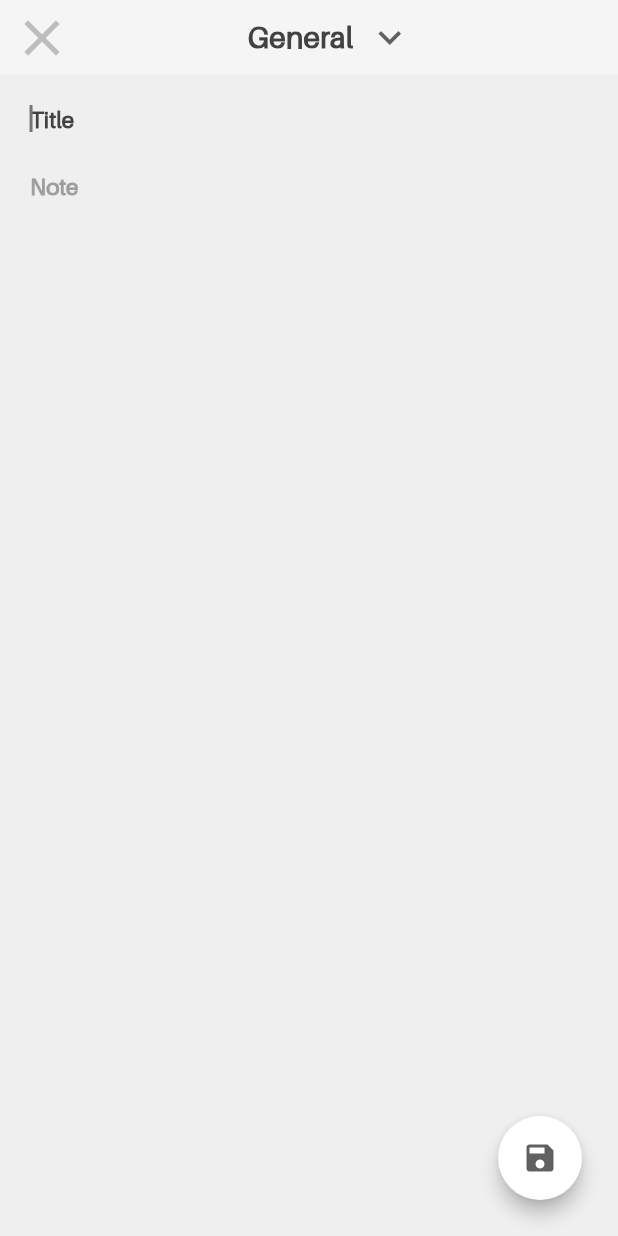
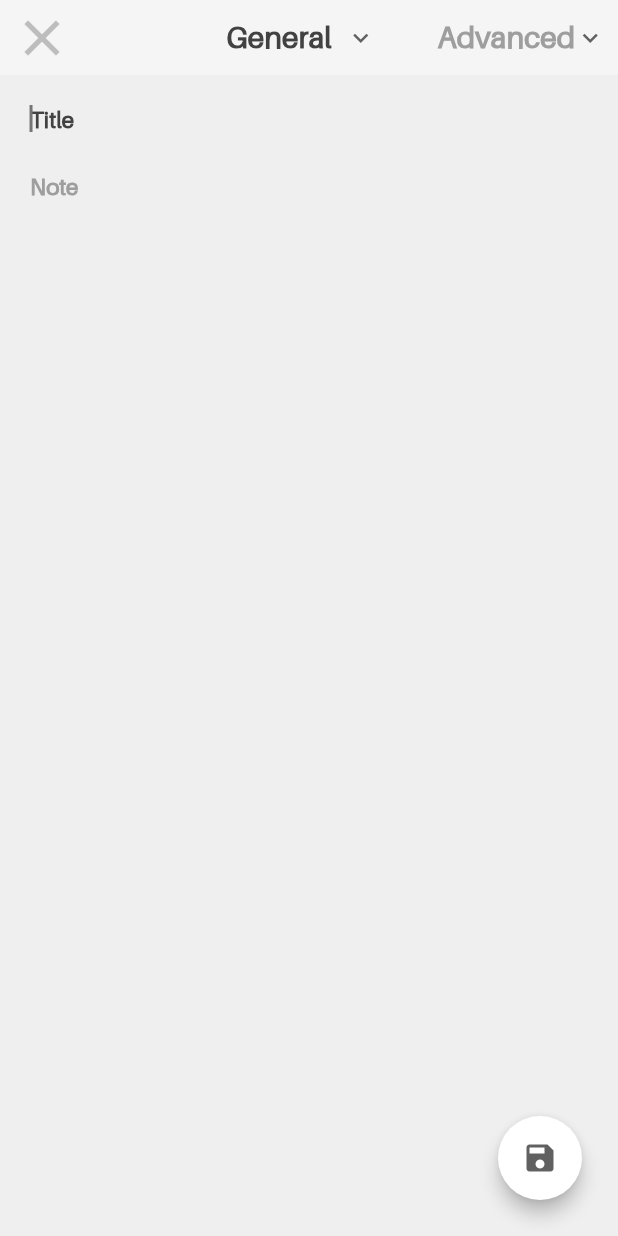
Before and after one commit to elifbilgep/NotebookUI, a Flutter app: the CreateNote screen opened directly, on a phone screen of 412 x 824 dp. Run offline on Flutter 3.47's test engine with Material 2 defaults, Android fonts, the phone set to English and light mode, and no system bars; missing offline and left inert: dart:ffi.

Commit message:
not tarih ve priority eklendi

```diff
--- a/lib/const.dart
+++ b/lib/const.dart
@@ -14,6 +14,18 @@ var headerStyle3 = TextStyle(
     fontSize: 20,
     fontWeight: FontWeight.bold,
     color: Colors.grey.shade800);
+
+var headerStyle3_1 = TextStyle(
+    fontFamily: "Aileron",
+    fontSize: 20,
+    fontWeight: FontWeight.bold,
+    color: Colors.grey.shade500);
+
+var headerStyle3_2 = TextStyle(
+    fontFamily: "Aileron",
+    fontSize: 14,
+    fontWeight: FontWeight.bold,
+    color: Colors.grey.shade700);
 
 var headerStyle4 =
     TextStyle(fontFamily: "Aileron", fontSize: 15, color: Colors.grey.shade700);
--- a/lib/lists.dart
+++ b/lib/lists.dart
@@ -14,3 +14,9 @@ List categoriesColor = [
   Color.fromRGBO(253, 191, 255, 1),
   Color.fromRGBO(211, 238, 251, 1)
 ];
+
+List priorty = ["Advanced", "Medium", "Low"];
+
+var priortyW = ["Priorty"];
+
+List dates = ["01/02/2020","21/03/2021","01/03/2021"];
--- a/lib/main.dart
+++ b/lib/main.dart
@@ -15,9 +15,9 @@ class MyApp extends StatelessWidget {
       debugShowCheckedModeBanner: false,
       title: 'Projem',
       theme: ThemeData(
-        primaryColor: Colors.grey.shade600,
+        primarySwatch: Colors.grey,
       ),
-      home: LoginPage(),
+      home: Notes_Page(),
     );
   }
 }
--- a/lib/pages/create_note.dart
+++ b/lib/pages/create_note.dart
@@ -12,11 +12,12 @@ class CreateNote extends StatefulWidget {
 class _CreateNoteState extends State<CreateNote> {
   Size size;
   String dropdownValue = categories[0];
+  String priortyValue = priorty[0];
   @override
   Widget build(BuildContext context) {
     Size size = MediaQuery.of(context).size;
     return SafeArea(
-          child: SafeArea(
+      child: SafeArea(
         child: Scaffold(
           floatingActionButton: Padding(
             padding: const EdgeInsets.all(8.0),
@@ -50,7 +51,6 @@ class _CreateNoteState extends State<CreateNote> {
       width: size.width,
       color: Colors.grey.shade100,
       child: Row(
-        mainAxisAlignment: MainAxisAlignment.spaceBetween,
         children: [
           Padding(
             padding: const EdgeInsets.only(left: 8.0),
@@ -60,10 +60,14 @@ class _CreateNoteState extends State<CreateNote> {
               color: Colors.grey.shade400,
             ),
           ),
+          SizedBox(
+            width: size.width * 0.25,
+          ),
           dropDown(),
           SizedBox(
-            width: 20,
-          )
+            width: size.width * 0.1,
+          ),
+          dropDownPriorty()
         ],
       ),
     );
@@ -73,7 +77,7 @@ class _CreateNoteState extends State<CreateNote> {
     return DropdownButton<String>(
       value: dropdownValue,
       icon: Icon(Icons.keyboard_arrow_down_sharp),
-      iconSize: 30,
+      iconSize: 20,
       style: TextStyle(color: Colors.deepPurple),
       underline: Container(
         height: 2,
@@ -90,6 +94,32 @@ class _CreateNoteState extends State<CreateNote> {
           child: Text(
             value,
             style: headerStyle3,
+          ),
+        );
+      }).toList(),
+    );
+  }
+
+  Widget dropDownPriorty() {
+    return DropdownButton<String>(
+      value: priortyValue,
+      icon: Icon(Icons.keyboard_arrow_down_sharp),
+      iconSize: 20,
+      style: TextStyle(color: Colors.deepPurple),
+      underline: Container(
+        color: Colors.transparent,
+      ),
+      onChanged: (String newValue) {
+        setState(() {
+          priortyValue = newValue;
+        });
+      },
+      items: priorty.map<DropdownMenuItem<String>>((dynamic value) {
+        return DropdownMenuItem<String>(
+          value: value,
+          child: Text(
+            value,
+            style: headerStyle3_1,
           ),
         );
       }).toList(),
```
Also changed, not shown: lib/pages/home.dart (+14 -3 lines), lib/pages/note_page.dart (+18 -12 lines).
